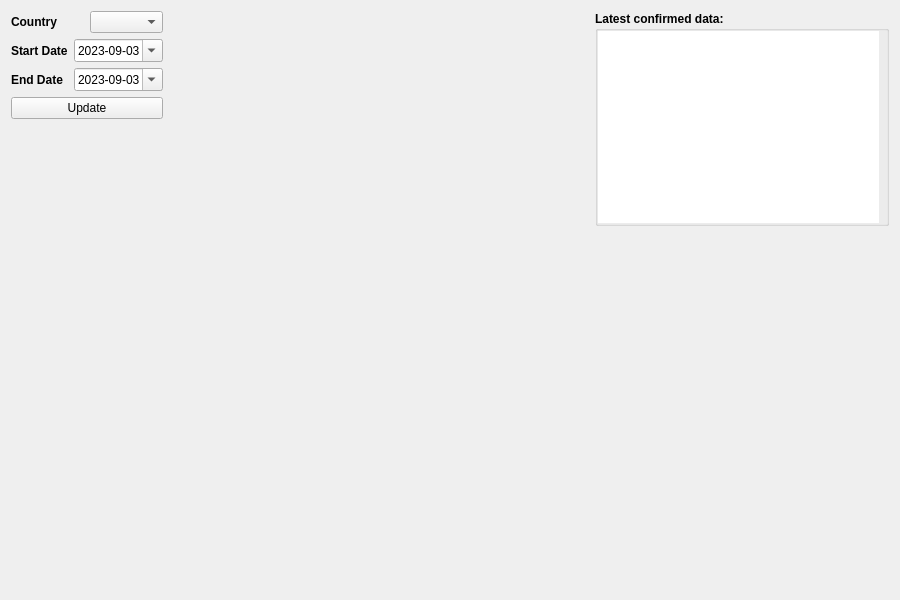
Before: the Qt Designer form apps/qt/mainwindow.ui in bbvch/Coronan, drawn with Qt 5.
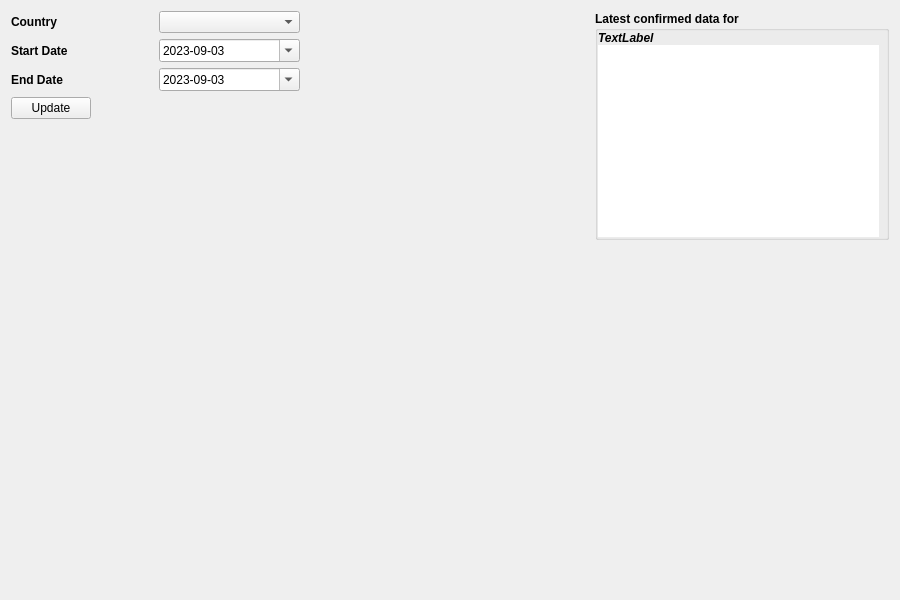
After: the same form once the commit is applied.

Diff of the .ui file:
```diff
--- a/apps/qt/mainwindow.ui
+++ b/apps/qt/mainwindow.ui
@@ -117,6 +117,8 @@
          <item>
           <layout class="QVBoxLayout" name="verticalLayout_5">
            <item>
+            <layout class="QHBoxLayout" name="horizontalLayout_7">
+             <item>
             <widget class="QPushButton" name="updateButton">
              <property name="text">
               <string>Update</string>
@@ -124,6 +126,21 @@
             </widget>
            </item>
            <item>
+              <spacer name="horizontalSpacer_3">
+               <property name="orientation">
+                <enum>Qt::Horizontal</enum>
+               </property>
+               <property name="sizeHint" stdset="0">
+                <size>
+                 <width>40</width>
+                 <height>20</height>
+                </size>
+               </property>
+              </spacer>
+             </item>
+            </layout>
+           </item>
+           <item>
             <spacer name="verticalSpacer">
              <property name="orientation">
               <enum>Qt::Vertical</enum>
@@ -174,7 +191,7 @@
           <bool>false</bool>
          </property>
          <property name="title">
-          <string>Latest confirmed data:</string>
+          <string>Latest confirmed data for</string>
          </property>
          <property name="flat">
           <bool>false</bool>
@@ -198,6 +215,20 @@
           <property name="bottomMargin">
            <number>0</number>
           </property>
+          <item>
+           <widget class="QLabel" name="overviewCountryLabel">
+            <property name="font">
+             <font>
+              <weight>75</weight>
+              <italic>true</italic>
+              <bold>true</bold>
+             </font>
+            </property>
+            <property name="text">
+             <string>TextLabel</string>
+            </property>
+           </widget>
+          </item>
           <item>
            <widget class="QTableView" name="overviewTable">
             <property name="enabled">
```
Lines whose indentation alone changed are shown as unchanged.
